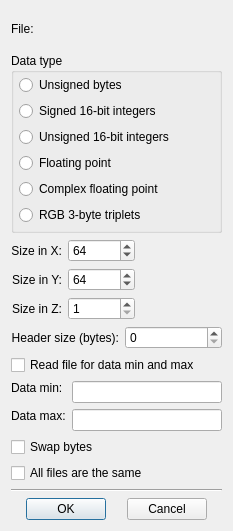
Before: the Qt Designer form 3dmod/form_rawimage.ui in LabShare-Archive/IMOD, drawn with Qt 5.
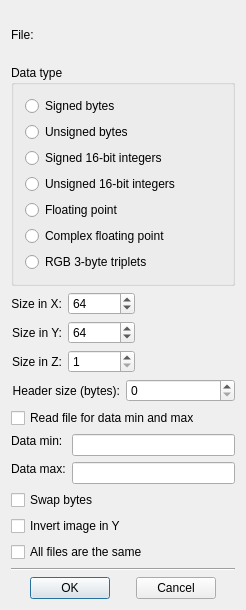
After: the same form once the commit is applied.

Commit message: signed byte, inverted Y

```diff
--- a/3dmod/form_rawimage.ui
+++ b/3dmod/form_rawimage.ui
@@ -1,12 +1,12 @@
 <ui version="4.0" >
  <class>RawImageForm</class>
- <widget class="QDialog" name="RawImageForm" >
-  <property name="geometry" >
+ <widget class="QDialog" name="RawImageForm">
+  <property name="geometry">
    <rect>
     <x>0</x>
     <y>0</y>
-    <width>233</width>
-    <height>531</height>
+    <width>246</width>
+    <height>610</height>
    </rect>
   </property>
   <property name="windowTitle" >
@@ -28,25 +28,17 @@
      <property name="title" >
       <string>Data type</string>
      </property>
-     <layout class="QVBoxLayout" name="verticalLayout" >
-      <property name="spacing" >
-       <number>-1</number>
-      </property>
-      <property name="leftMargin" >
-       <number>5</number>
-      </property>
-      <property name="topMargin" >
-       <number>2</number>
-      </property>
-      <property name="rightMargin" >
-       <number>5</number>
-      </property>
-      <property name="bottomMargin" >
-       <number>5</number>
-      </property>
+     <layout class="QVBoxLayout" name="verticalLayout">
       <item>
-       <widget class="QRadioButton" name="byteButton" >
-        <property name="text" >
+       <widget class="QRadioButton" name="sbyteButton">
+        <property name="text">
+         <string>Signed bytes</string>
+        </property>
+       </widget>
+      </item>
+      <item>
+       <widget class="QRadioButton" name="byteButton">
+        <property name="text">
          <string>Unsigned bytes</string>
         </property>
        </widget>
@@ -266,8 +258,15 @@
     </widget>
    </item>
    <item>
-    <widget class="QCheckBox" name="matchCheckBox" >
-     <property name="text" >
+    <widget class="QCheckBox" name="invertCheckBox">
+     <property name="text">
+      <string>Invert image in Y</string>
+     </property>
+    </widget>
+   </item>
+   <item>
+    <widget class="QCheckBox" name="matchCheckBox">
+     <property name="text">
       <string>All files are the same</string>
      </property>
     </widget>
@@ -353,7 +352,7 @@
    </item>
   </layout>
  </widget>
- <layoutdefault spacing="6" margin="11" />
+ <layoutdefault spacing="6" margin="11"/>
  <resources/>
  <connections>
   <connection>
```
Left out of the diff: 215 changed lines with no effect on the pictures.
